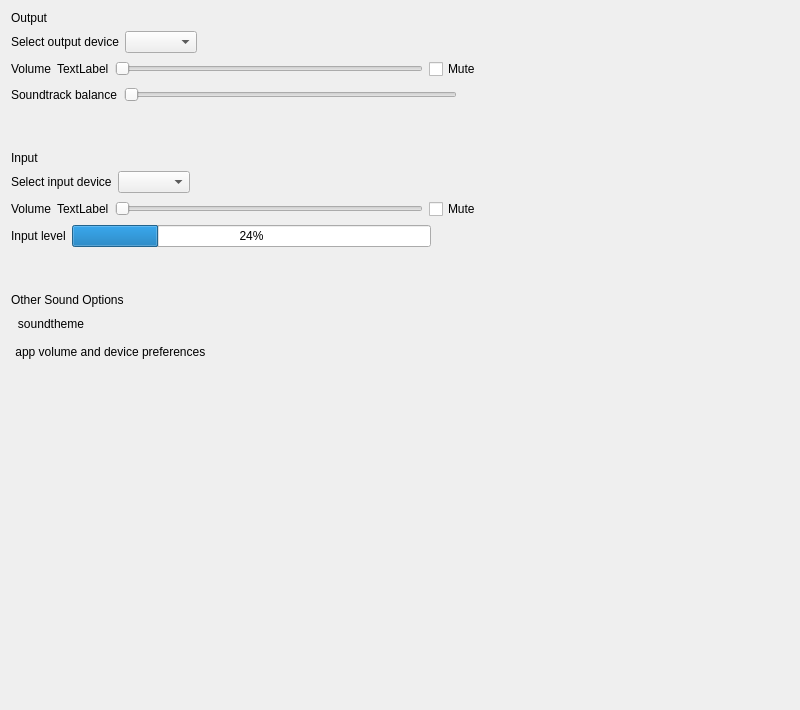
ukui/ukui-control-center, file plugins/devices/audio/audio.ui: the form before one commit.
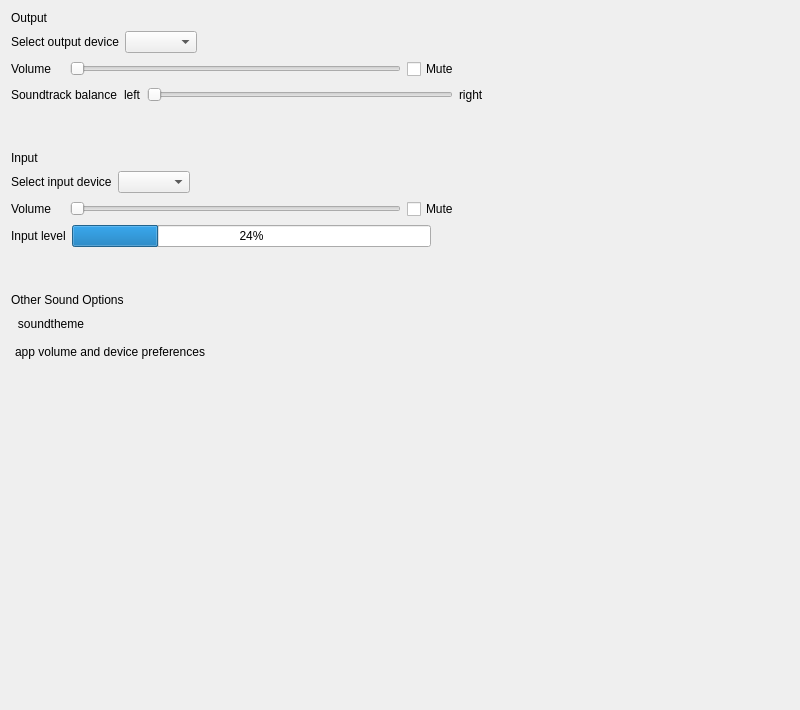
The form after the commit. The open tabs and pages were chosen to show the change.

Diff of the .ui file:
```diff
--- a/plugins/devices/audio/audio.ui
+++ b/plugins/devices/audio/audio.ui
@@ -203,7 +203,7 @@
          <item>
           <widget class="QLabel" name="label_4">
            <property name="text">
-            <string>TextLabel</string>
+            <string/>
            </property>
           </widget>
          </item>
@@ -245,6 +245,13 @@
            </property>
           </widget>
          </item>
+         <item>
+          <widget class="QLabel" name="label_20">
+           <property name="text">
+            <string>left</string>
+           </property>
+          </widget>
+         </item>
          <item>
           <widget class="QSlider" name="horizontalSlider_2">
            <property name="orientation">
@@ -252,6 +259,13 @@
            </property>
           </widget>
          </item>
+         <item>
+          <widget class="QLabel" name="label_21">
+           <property name="text">
+            <string>right</string>
+           </property>
+          </widget>
+         </item>
          <item>
           <spacer name="horizontalSpacer_12">
            <property name="orientation">
@@ -329,7 +343,7 @@
          <item>
           <widget class="QLabel" name="label_9">
            <property name="text">
-            <string>TextLabel</string>
+            <string/>
            </property>
           </widget>
          </item>
@@ -448,7 +462,7 @@
          <item>
           <widget class="QPushButton" name="preferencesBtn">
            <property name="text">
-            <string>app volume and device preferences </string>
+            <string>app volume and device preferences</string>
            </property>
            <property name="flat">
             <bool>true</bool>
```
Left out of the diff: 28 changed lines with no effect on the pictures.
